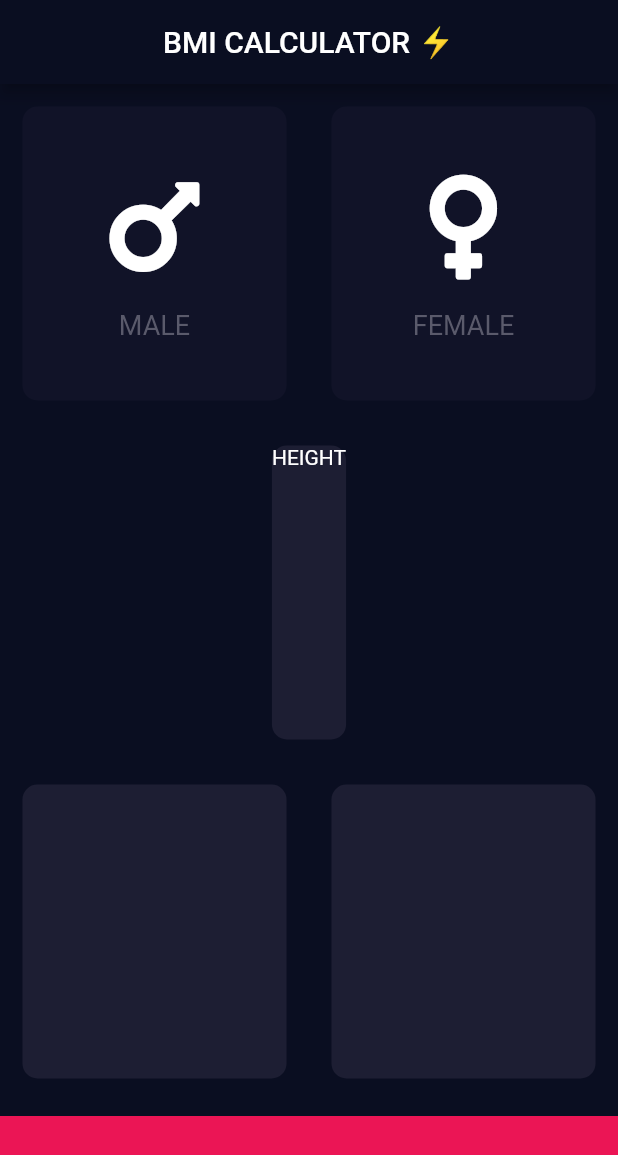
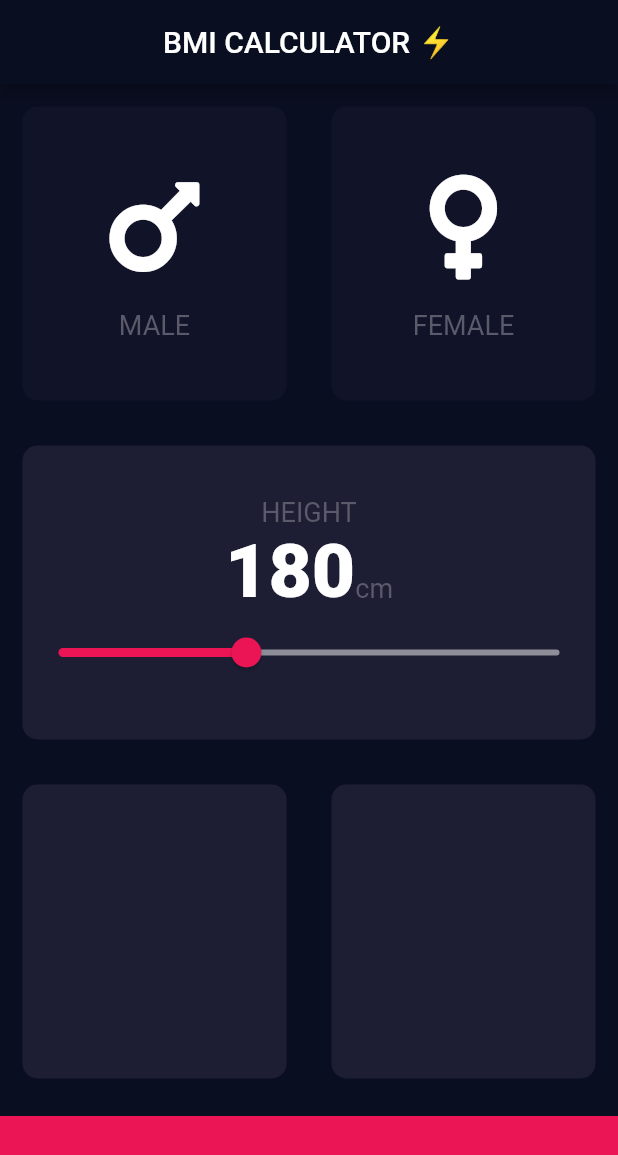
Before and after one commit to Eventyret/flutter-bmi-calc, a Flutter app: the screen it shows after launch, on a phone screen of 412 x 824 dp. Shown: the top 1155 px of the screen. Run offline on Flutter 3.47's test engine with Material 2 defaults, Android fonts, the phone set to English and light mode, and no system bars; our stand-ins replace font_awesome_flutter.

Commit message:
Added constnat and slider now working

```diff
--- a/lib/constants.dart
+++ b/lib/constants.dart
@@ -8,3 +8,10 @@
   fontSize: 18.0,
   color: Color(0xFF5A5A6B),
 );
+
+const kNumberTextStyle = TextStyle(
+  fontSize: 50.0,
+  fontWeight: FontWeight.w900,
+);
+const kMinHeight = 120;
+const kMaxHeight = 280;
--- a/lib/input_page.dart
+++ b/lib/input_page.dart
@@ -4,7 +4,6 @@
 import 'icon_content.dart';
 import 'resuable_card.dart';
 import 'constants.dart';
-
 
 enum Gender { male, female }
 
@@ -15,6 +14,7 @@
 
 class _InputPageState extends State<InputPage> {
   Gender selectedGender;
+  int height = 180;
 
   @override
   Widget build(BuildContext context) {
@@ -23,6 +23,7 @@
           title: Center(child: Text('Bmi Calculator ⚡'.toUpperCase())),
         ),
         body: Column(
+          crossAxisAlignment: CrossAxisAlignment.stretch,
           children: <Widget>[
             Expanded(
                 child: Row(
@@ -65,7 +66,40 @@
               child: ReuseableCard(
                 color: kBctiveCardColor,
                 cardChild: Column(
-                  children: <Widget>[Text('Height'.toUpperCase())],
+                  mainAxisAlignment: MainAxisAlignment.center,
+                  children: <Widget>[
+                    Text(
+                      'Height'.toUpperCase(),
+                      style: kLabelTextStyle,
+                    ),
+                    Row(
+                      mainAxisAlignment: MainAxisAlignment.center,
+                      crossAxisAlignment: CrossAxisAlignment.baseline,
+                      textBaseline: TextBaseline.alphabetic,
+                      children: <Widget>[
+                        Text(
+                          height.toString(),
+                          style: kNumberTextStyle,
+                        ),
+                        Text(
+                          'cm',
+                          style: kLabelTextStyle,
+                        ),
+                      ],
+                    ),
+                    Slider(
+                      value: height.toDouble(),
+                      min: kMinHeight.toDouble(),
+                      max: kMaxHeight.toDouble(),
+                      activeColor: Color(0xFFEB1555),
+                      inactiveColor: Color(0xFF8D8E98),
+                      onChanged: (double newValue) {
+                        setState(() {
+                          height = newValue.round();
+                        });
+                      },
+                    ),
+                  ],
                 ),
               ),
             ),
```
